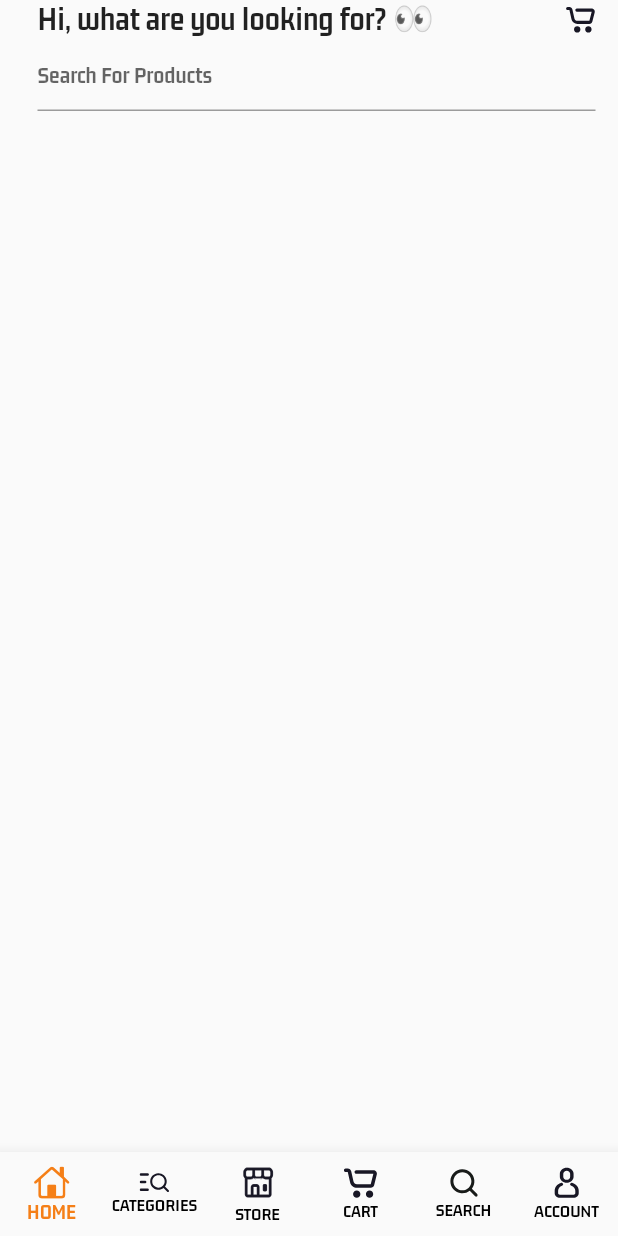
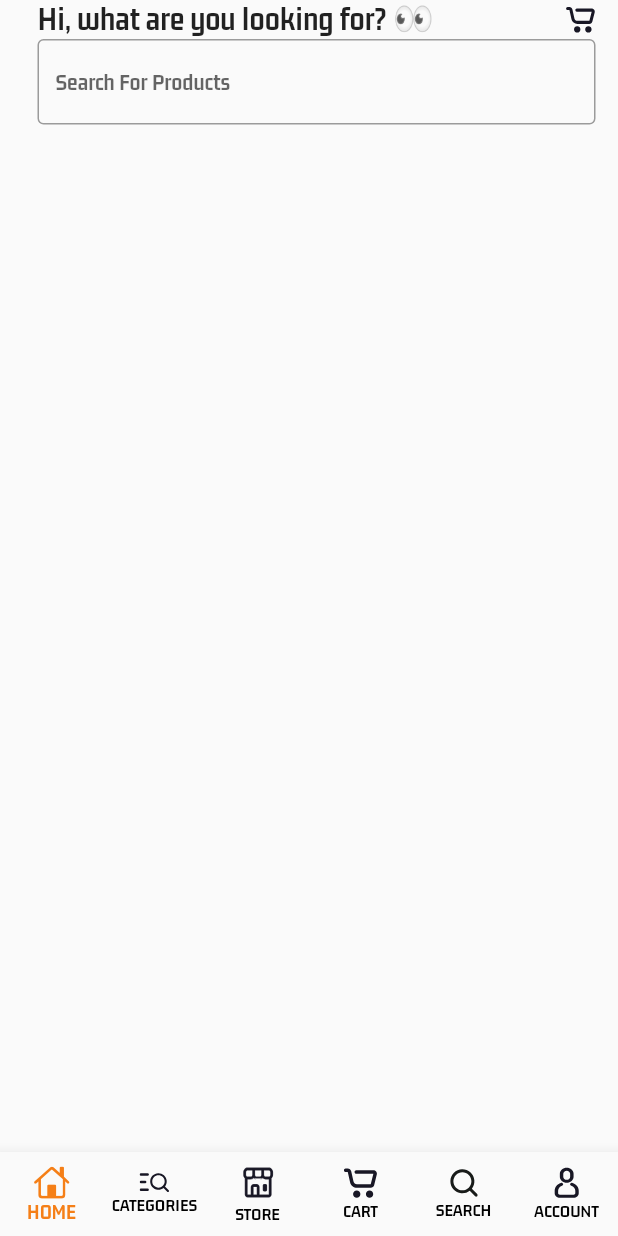
Before and after one commit to liqiang0330/FlutterMultiStoreApp, a Flutter app: the screen it shows after launch, on a phone screen of 412 x 824 dp. Run offline on Flutter 3.47's test engine with Material 2 defaults, Android fonts, the phone set to English and light mode, and no system bars; our stand-ins replace flutter_svg.

Commit message:
Start adding border to search bar

```diff
--- a/lib/views/buyers/nav_screens/home_screen.dart
+++ b/lib/views/buyers/nav_screens/home_screen.dart
@@ -22,12 +22,18 @@ class HomeScreen extends StatelessWidget {
                 ),
               ),
               Container(
-                child: SvgPicture.asset('assets/icons/cart.svg', width: 20,),
+                child: SvgPicture.asset(
+                  'assets/icons/cart.svg',
+                  width: 20,
+                ),
               ),
             ],
           ),
           TextField(
-            decoration: InputDecoration(hintText: 'Search For Products'),
+            decoration: InputDecoration(
+              hintText: 'Search For Products',
+              border: OutlineInputBorder(),
+            ),
           ),
         ],
       ),
```
